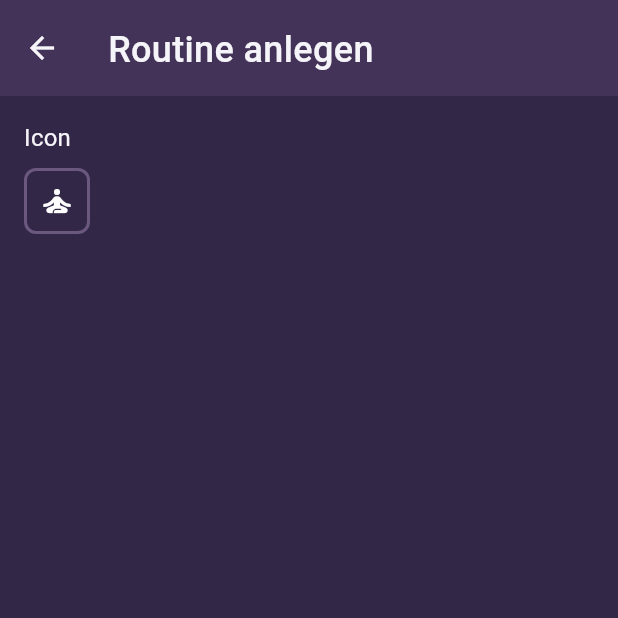
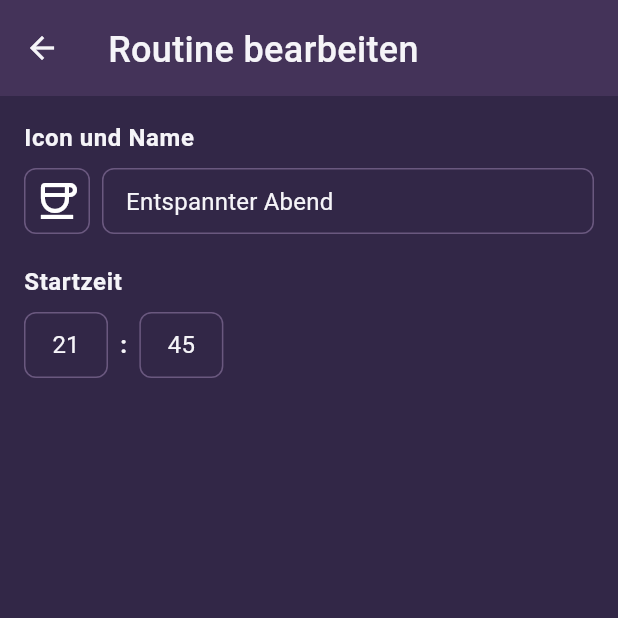
Before and after one commit to Bayoura/evening-flow, a Flutter app: the EditRoutineView screen opened directly with sample values from the repository, on a phone screen of 412 x 824 dp, the top half of it. Run offline on Flutter 3.47's test engine with Material 3 defaults, Android fonts, the phone set to English and light mode, and no system bars; our stand-ins replace cloud_firestore, firebase_core, flutter_svg, table_calendar; accounts and stored records are empty; Roboto replaces fonts that are missing (JakartaPlusSans).

Commit message:
Update edit_routine_view.dart

```diff
--- a/lib/views/routines/edit_routine_view.dart
+++ b/lib/views/routines/edit_routine_view.dart
@@ -1,3 +1,4 @@
+import 'package:evening_flow/constants/text_styles.dart';
 import 'package:evening_flow/models/routine_model.dart';
 import 'package:evening_flow/ui/icons/routine_icons.dart';
 import 'package:evening_flow/widgets/routines/routine_icon_picker.dart';
@@ -13,6 +14,7 @@ class EditRoutineView extends StatefulWidget {
 
 class _EditRoutineViewState extends State<EditRoutineView> {
   RoutineIconKey _selectedIcon = RoutineIconKey.relax;
+  final TextEditingController _titleController = TextEditingController();
 
   Future<void> _openIconPicker() async {
     final selectedIcon = await showModalBottomSheet<RoutineIconKey>(
@@ -31,31 +33,112 @@ class _EditRoutineViewState extends State<EditRoutineView> {
   }
 
   @override
+  void initState() {
+    super.initState();
+    if (widget.routine != null) {
+      _selectedIcon = widget.routine!.iconKey;
+      _titleController.text = widget.routine!.title;
+    }
+  }
+
+  @override
+  void dispose() {
+    _titleController.dispose();
+    super.dispose();
+  }
+
+  @override
   Widget build(BuildContext context) {
     return Scaffold(
-      appBar: AppBar(title: const Text("Routine anlegen")),
+      appBar: AppBar(title: const Text("Routine bearbeiten")),
       body: Padding(
         padding: const EdgeInsets.all(16),
         child: Column(
           crossAxisAlignment: CrossAxisAlignment.start,
           children: [
-            const Text("Icon", style: TextStyle(fontSize: 16)),
+            const Text("Icon und Name", style: AppTextStyles.section),
             const SizedBox(height: 8),
-
+            SizedBox(
+              height: 44,
+              child: Row(
+                children: [
                   InkWell(
-
                     onTap: _openIconPicker,
                     child: Container(
-                padding: const EdgeInsets.all(8),
+                      width: 44,
+                      height: 44,
                       decoration: BoxDecoration(
                         border: Border.all(
                           color: Theme.of(context).colorScheme.outline,
-                    width: 2,
+                          width: 1,
                         ),
                         borderRadius: BorderRadius.circular(8),
                       ),
-                child: Icon(getRoutineIcon(_selectedIcon), size: 24),
+                      child: Icon(getRoutineIcon(_selectedIcon), size: 32),
                     ),
+                  ),
+                  const SizedBox(width: 8),
+                  Expanded(
+                    child: TextField(
+                      controller: _titleController,
+                      maxLines: 1,
+                      decoration: const InputDecoration(
+                        // labelText: "Name der Routine",
+                        contentPadding: EdgeInsets.symmetric(
+                          horizontal: 12,
+                          vertical: 10,
+                        ),
+                        hintText: "Name der Routine",
+                        border: OutlineInputBorder(
+                          borderRadius: BorderRadius.all(Radius.circular(8)),
+                        ),
+                        isDense: true,
+                      ),
+                    ),
+                  ),
+                ],
+              ),
+            ),
+            const SizedBox(height: 20),
+            const Text("Startzeit", style: AppTextStyles.section),
+            const SizedBox(height: 8),
+            Row(
+              children: [
+                InkWell(
+                  onTap: () {},
+                  child: Container(
+                    width: 56,
+                    height: 44,
+                    decoration: BoxDecoration(
+                      border: Border.all(
+                        color: Theme.of(context).colorScheme.outline,
+                        width: 1,
+                      ),
+                      borderRadius: BorderRadius.circular(8),
+                    ),
+                    child: Center(child: Text("21")),
+                  ),
+                ),
+                Container(
+                  padding: const EdgeInsets.symmetric(horizontal: 8),
+                  child: const Text(":", style: AppTextStyles.section),
+                ),
+                InkWell(
+                  onTap: () {},
+                  child: Container(
+                    width: 56,
+                    height: 44,
+                    decoration: BoxDecoration(
+                      border: Border.all(
+                        color: Theme.of(context).colorScheme.outline,
+                        width: 1,
+                      ),
+                      borderRadius: BorderRadius.circular(8),
+                    ),
+                    child: Center(child: Text("45")),
+                  ),
+                ),
+              ],
             ),
           ],
         ),
```
Lines whose indentation alone changed are shown as unchanged.
